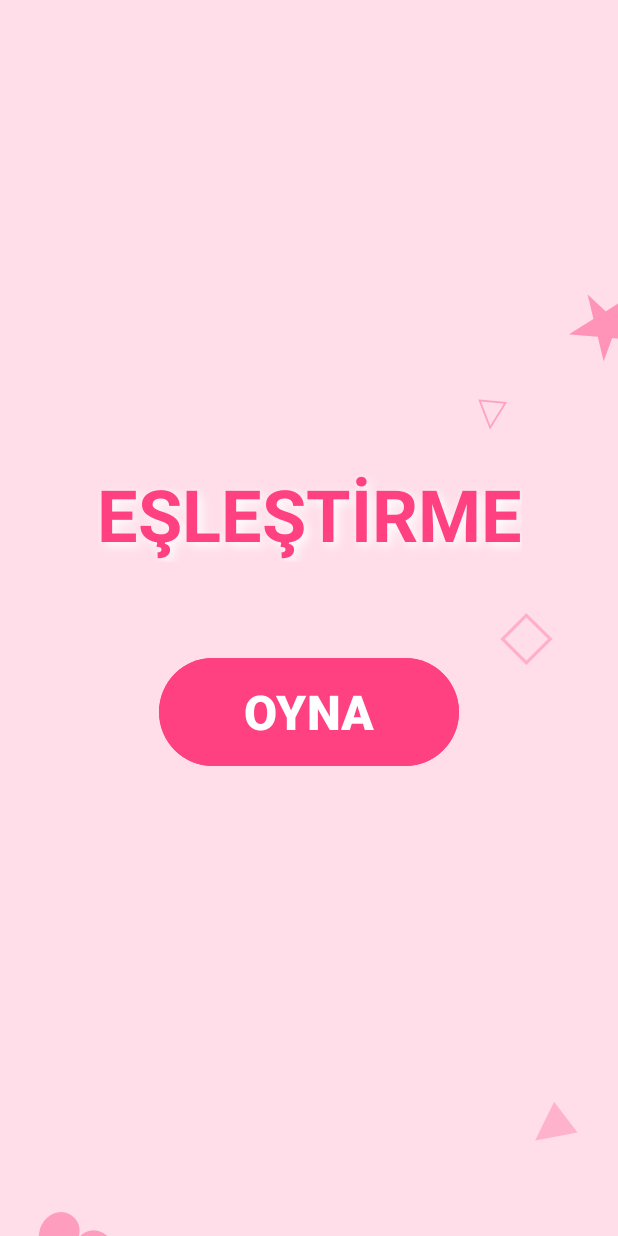
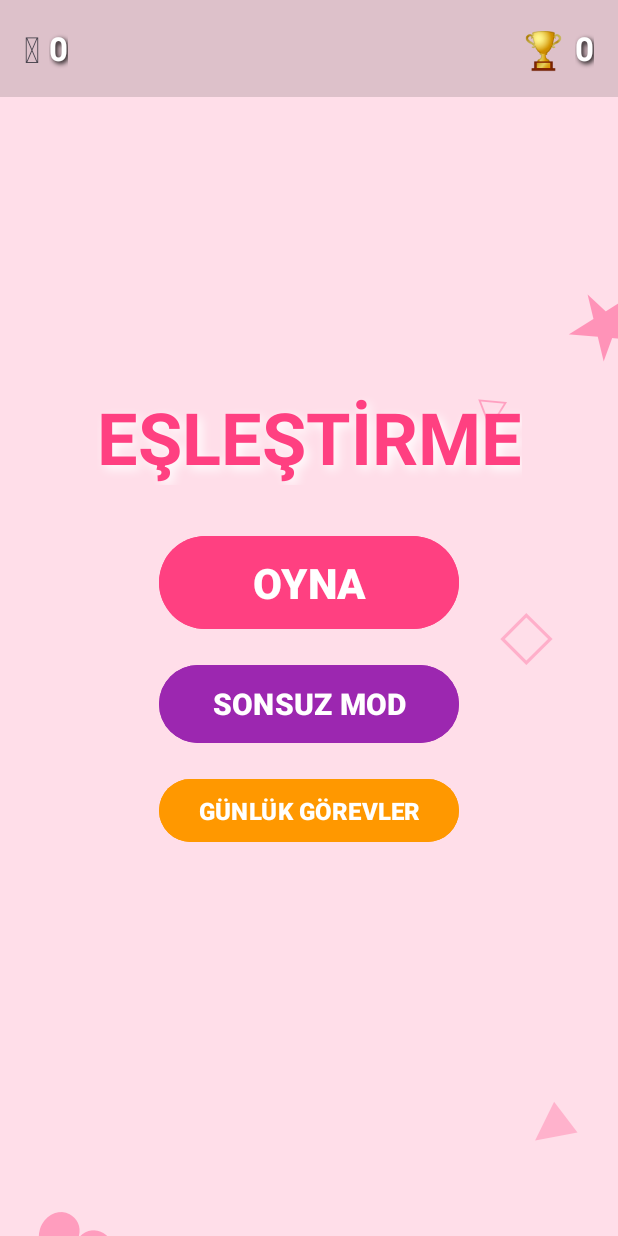
Before and after one commit to yazicihamit4-tech/e-le-tirme, an Android app: the screen it shows after launch (LobbyActivity), on a phone screen of 412 x 824 dp. Run offline under Robolectric (Android 15) with nearby library versions, the phone set to English and light mode, and no system bars.

Commit message:
feat: Add player retention features (Coins, High Scores, Survival Mode)
- Created `DataManager` using `SharedPreferences` to persistently track total coins, high scores, daily matches, and achievement flags.
- Updated `GameManager` and `GameEngine` to reward coins (50% of final score) and unlock achievements on game finish.
- Overhauled `LobbyActivity` to visually display live Coins and High Score stats. Added functional UI buttons for "Daily Quests" (with Toast-based progress) and "Survival Mode".
- Developed the "Survival" game loop in `GameEngine`: Cards do not level up but fall via gravity, while new rows continuously spawn at the top every 15 seconds. If unmatched cards hit the top row, the game ends (`onGameOver`).

Co-authored-by: yazicihamit4-tech <250544914+yazicihamit4-tech@users.noreply.github.com>

```diff
--- /dev/null
+++ b/eslestirme/app/src/main/java/com/yazhamit/eslestirme/DataManager.kt
@@ -0,0 +1,43 @@
+package com.yazhamit.eslestirme
+
+import android.content.Context
+import android.content.SharedPreferences
+
+class DataManager(context: Context) {
+    private val prefs: SharedPreferences = context.getSharedPreferences("GameData", Context.MODE_PRIVATE)
+
+    var totalCoins: Int
+        get() = prefs.getInt("TOTAL_COINS", 0)
+        set(value) = prefs.edit().putInt("TOTAL_COINS", value).apply()
+
+    var highScore: Int
+        get() = prefs.getInt("HIGH_SCORE", 0)
+        set(value) = prefs.edit().putInt("HIGH_SCORE", value).apply()
+
+    var dailyMatches: Int
+        get() = prefs.getInt("DAILY_MATCHES", 0)
+        set(value) = prefs.edit().putInt("DAILY_MATCHES", value).apply()
+
+    // Basarimlar (Achievements) icin basit boolean tutucular
+    var achievementFirstBomb: Boolean
+        get() = prefs.getBoolean("ACHIEVEMENT_BOMB", false)
+        set(value) = prefs.edit().putBoolean("ACHIEVEMENT_BOMB", value).apply()
+
+    var achievementComboX5: Boolean
+        get() = prefs.getBoolean("ACHIEVEMENT_COMBOX5", false)
+        set(value) = prefs.edit().putBoolean("ACHIEVEMENT_COMBOX5", value).apply()
+
+    // Gunluk gorev kontrolu icin son oynama gunu
+    var lastPlayDate: Long
+        get() = prefs.getLong("LAST_PLAY_DATE", 0L)
+        set(value) = prefs.edit().putLong("LAST_PLAY_DATE", value).apply()
+
+    fun checkAndResetDailyTasks() {
+        val currentTime = System.currentTimeMillis()
+        val oneDayMillis = 24 * 60 * 60 * 1000L
+        if (currentTime - lastPlayDate > oneDayMillis) {
+            dailyMatches = 0
+            lastPlayDate = currentTime
+        }
+    }
+}
--- a/eslestirme/app/src/main/java/com/yazhamit/eslestirme/LobbyActivity.kt
+++ b/eslestirme/app/src/main/java/com/yazhamit/eslestirme/LobbyActivity.kt
@@ -12,6 +12,7 @@ import android.view.Gravity
 import android.widget.Button
 import android.widget.FrameLayout
 import android.widget.TextView
+import android.widget.Toast
 import androidx.activity.enableEdgeToEdge
 import androidx.appcompat.app.AppCompatActivity
 import androidx.core.view.ViewCompat
@@ -21,18 +22,32 @@ import kotlin.random.Random
 class LobbyActivity : AppCompatActivity() {
 
     private lateinit var playButton: Button
+    private lateinit var survivalButton: Button
+    private lateinit var questsButton: Button
     private lateinit var animatedBackground: FrameLayout
+    private lateinit var coinsTextView: TextView
+    private lateinit var highScoreTextView: TextView
+
     private val symbols = listOf("★", "♥", "♦", "♣", "♠", "▲", "▼", "◆", "●", "■", "△", "▽", "◇", "○", "□")
     private val handler = Handler(Looper.getMainLooper())
     private var isAnimating = true
+
+    private lateinit var dataManager: DataManager
 
     override fun onCreate(savedInstanceState: Bundle?) {
         super.onCreate(savedInstanceState)
         enableEdgeToEdge()
         setContentView(R.layout.activity_lobby)
 
+        dataManager = DataManager(this)
+        dataManager.checkAndResetDailyTasks()
+
         playButton = findViewById(R.id.playButton)
+        survivalButton = findViewById(R.id.survivalButton)
+        questsButton = findViewById(R.id.questsButton)
         animatedBackground = findViewById(R.id.animatedBackground)
+        coinsTextView = findViewById(R.id.coinsTextView)
+        highScoreTextView = findViewById(R.id.highScoreTextView)
 
         ViewCompat.setOnApplyWindowInsetsListener(findViewById(R.id.lobby_main)) { v, insets ->
             val systemBars = insets.getInsets(WindowInsetsCompat.Type.systemBars())
@@ -54,12 +69,42 @@ class LobbyActivity : AppCompatActivity() {
 
         playButton.setOnClickListener {
             val intent = Intent(this, MainActivity::class.java)
+            intent.putExtra("GAME_MODE", "CLASSIC")
             startActivity(intent)
-            finish() // Lobby'i kapatıyoruz
+            finish()
         }
 
-        // Arka plan hareketli simgeler başlatılıyor
+        survivalButton.setOnClickListener {
+            val intent = Intent(this, MainActivity::class.java)
+            intent.putExtra("GAME_MODE", "SURVIVAL")
+            startActivity(intent)
+            finish()
+        }
+
+        questsButton.setOnClickListener {
+            val totalNeeded = 50
+            val current = dataManager.dailyMatches
+
+            if (current >= totalNeeded) {
+                // TODO: Odulu bir defa almak icin bir flag de tutulabilir
+                Toast.makeText(this, "Günlük Görev Zaten Tamamlandı! \n(50/50 Kart Eşleşti)", Toast.LENGTH_LONG).show()
+            } else {
+                val remaining = totalNeeded - current
+                Toast.makeText(this, "Günlük Görev:\n50 Kart Eşleştir.\nKalan: $remaining\nÖdül: 500 🪙", Toast.LENGTH_LONG).show()
+            }
+        }
+
         startFloatingSymbols()
+    }
+
+    override fun onResume() {
+        super.onResume()
+        updateUI()
+    }
+
+    private fun updateUI() {
+        coinsTextView.text = dataManager.totalCoins.toString()
+        highScoreTextView.text = dataManager.highScore.toString()
     }
 
     private fun startFloatingSymbols() {
@@ -68,7 +113,7 @@ class LobbyActivity : AppCompatActivity() {
                 if (!isAnimating) return
 
                 spawnFloatingSymbol()
-                handler.postDelayed(this, 800) // Her 800ms'de bir sembol çıkar
+                handler.postDelayed(this, 800)
             }
         }
         handler.post(runnable)
@@ -78,14 +123,13 @@ class LobbyActivity : AppCompatActivity() {
         val textView = TextView(this).apply {
             text = symbols[Random.nextInt(symbols.size)]
             textSize = Random.nextInt(24, 64).toFloat()
-            setTextColor(android.graphics.Color.argb(Random.nextInt(50, 150), 255, 64, 129)) // Yari saydam, rastgele tonlarda pembe
+            setTextColor(android.graphics.Color.argb(Random.nextInt(50, 150), 255, 64, 129))
             gravity = Gravity.CENTER
         }
 
         val params = FrameLayout.LayoutParams(FrameLayout.LayoutParams.WRAP_CONTENT, FrameLayout.LayoutParams.WRAP_CONTENT)
         animatedBackground.addView(textView, params)
 
-        // Rastgele X pozisyonu (Ekran genişliğine göre hesaplayalım)
         animatedBackground.post {
             val width = animatedBackground.width
             val height = animatedBackground.height
@@ -98,15 +142,12 @@ class LobbyActivity : AppCompatActivity() {
             textView.x = startX
             textView.y = startY
 
-            // Yukarı doğru süzülme animasyonu
             val floatUp = ObjectAnimator.ofFloat(textView, "translationY", startY, endY)
             floatUp.duration = Random.nextLong(4000, 8000)
 
-            // Yavaşça dönerken süzülme (Rotation)
             val rotate = ObjectAnimator.ofFloat(textView, "rotation", 0f, Random.nextInt(180, 360).toFloat())
             rotate.duration = floatUp.duration
 
-            // X ekseninde hafifçe dalgalanma
             val driftX = ObjectAnimator.ofFloat(textView, "translationX", startX, startX + Random.nextInt(-50, 50))
             driftX.duration = floatUp.duration
 
--- a/eslestirme/app/src/main/res/layout/activity_lobby.xml
+++ b/eslestirme/app/src/main/res/layout/activity_lobby.xml
@@ -8,7 +8,7 @@
     android:background="#FFDEE9"
     tools:context=".LobbyActivity">
 
-    <!-- Arka planda uçuşan veya hareketli olabilecek semboller için alan -->
+    <!-- Animasyonlu arkaplan sembolleri -->
     <FrameLayout
         android:id="@+id/animatedBackground"
         android:layout_width="match_parent"
@@ -17,6 +17,72 @@
         app:layout_constraintBottom_toBottomOf="parent"
         app:layout_constraintStart_toStartOf="parent"
         app:layout_constraintEnd_toEndOf="parent" />
+
+    <!-- Üst Bar: Jeton ve Rekor -->
+    <LinearLayout
+        android:id="@+id/lobbyTopBar"
+        android:layout_width="match_parent"
+        android:layout_height="wrap_content"
+        android:orientation="horizontal"
+        android:padding="16dp"
+        app:layout_constraintTop_toTopOf="parent"
+        app:layout_constraintStart_toStartOf="parent"
+        app:layout_constraintEnd_toEndOf="parent"
+        android:gravity="center_vertical"
+        android:background="#22000000">
+
+        <!-- Jeton Göstergesi -->
+        <LinearLayout
+            android:layout_width="wrap_content"
+            android:layout_height="wrap_content"
+            android:orientation="horizontal"
+            android:gravity="center_vertical"
+            android:layout_weight="1">
+            <TextView
+                android:layout_width="wrap_content"
+                android:layout_height="wrap_content"
+                android:text="🪙 "
+                android:textSize="24sp" />
+            <TextView
+                android:id="@+id/coinsTextView"
+                android:layout_width="wrap_content"
+                android:layout_height="wrap_content"
+                android:text="0"
+                android:textSize="22sp"
+                android:textStyle="bold"
+                android:textColor="@android:color/white"
+                android:shadowColor="#000000"
+                android:shadowDx="2"
+                android:shadowDy="2"
+                android:shadowRadius="4"/>
+        </LinearLayout>
+
+        <!-- Rekor Göstergesi -->
+        <LinearLayout
+            android:layout_width="wrap_content"
+            android:layout_height="wrap_content"
+            android:orientation="horizontal"
+            android:layout_weight="1"
+            android:gravity="end|center_vertical">
+            <TextView
+                android:layout_width="wrap_content"
+                android:layout_height="wrap_content"
+                android:text="🏆 "
+                android:textSize="24sp" />
+            <TextView
+                android:id="@+id/highScoreTextView"
+                android:layout_width="wrap_content"
+                android:layout_height="wrap_content"
+                android:text="0"
+                android:textSize="22sp"
+                android:textStyle="bold"
+                android:textColor="@android:color/white"
+                android:shadowColor="#000000"
+                android:shadowDx="2"
+                android:shadowDy="2"
+                android:shadowRadius="4"/>
+        </LinearLayout>
+    </LinearLayout>
 
     <!-- Oyun Logosu -->
     <TextView
@@ -36,20 +102,54 @@
         app:layout_constraintStart_toStartOf="parent"
         app:layout_constraintEnd_toEndOf="parent"
         app:layout_constraintVertical_chainStyle="packed"
-        android:layout_marginBottom="60dp" />
+        android:layout_marginBottom="30dp" />
 
-    <!-- Başla Butonu -->
+    <!-- Başla Butonu (Klasik Mod) -->
     <Button
         android:id="@+id/playButton"
         android:layout_width="200dp"
-        android:layout_height="80dp"
+        android:layout_height="70dp"
         android:text="OYNA"
-        android:textSize="32sp"
+        android:textSize="28sp"
         android:textStyle="bold"
         android:textColor="@android:color/white"
         android:backgroundTint="#FF4081"
-        app:cornerRadius="40dp"
+        app:cornerRadius="35dp"
         app:layout_constraintTop_toBottomOf="@id/gameTitle"
+        app:layout_constraintBottom_toTopOf="@id/survivalButton"
+        app:layout_constraintStart_toStartOf="parent"
+        app:layout_constraintEnd_toEndOf="parent"
+        android:layout_marginBottom="16dp" />
+
+    <!-- Hayatta Kalma (Survival) Modu -->
+    <Button
+        android:id="@+id/survivalButton"
+        android:layout_width="200dp"
+        android:layout_height="60dp"
+        android:text="SONSUZ MOD"
+        android:textSize="20sp"
+        android:textStyle="bold"
+        android:textColor="@android:color/white"
+        android:backgroundTint="#9C27B0"
+        app:cornerRadius="30dp"
+        app:layout_constraintTop_toBottomOf="@id/playButton"
+        app:layout_constraintBottom_toTopOf="@id/questsButton"
+        app:layout_constraintStart_toStartOf="parent"
+        app:layout_constraintEnd_toEndOf="parent"
+        android:layout_marginBottom="16dp" />
+
+    <!-- Günlük Görevler -->
+    <Button
+        android:id="@+id/questsButton"
+        android:layout_width="200dp"
+        android:layout_height="50dp"
+        android:text="GÜNLÜK GÖREVLER"
+        android:textSize="16sp"
+        android:textStyle="bold"
+        android:textColor="@android:color/white"
+        android:backgroundTint="#FF9800"
+        app:cornerRadius="25dp"
+        app:layout_constraintTop_toBottomOf="@id/survivalButton"
         app:layout_constraintBottom_toBottomOf="parent"
         app:layout_constraintStart_toStartOf="parent"
         app:layout_constraintEnd_toEndOf="parent" />
```
Also changed, not shown: eslestirme/app/src/main/java/com/yazhamit/eslestirme/GameEngine.kt (+161 -37 lines), eslestirme/app/src/main/java/com/yazhamit/eslestirme/MainActivity.kt (+22 -1 lines).
